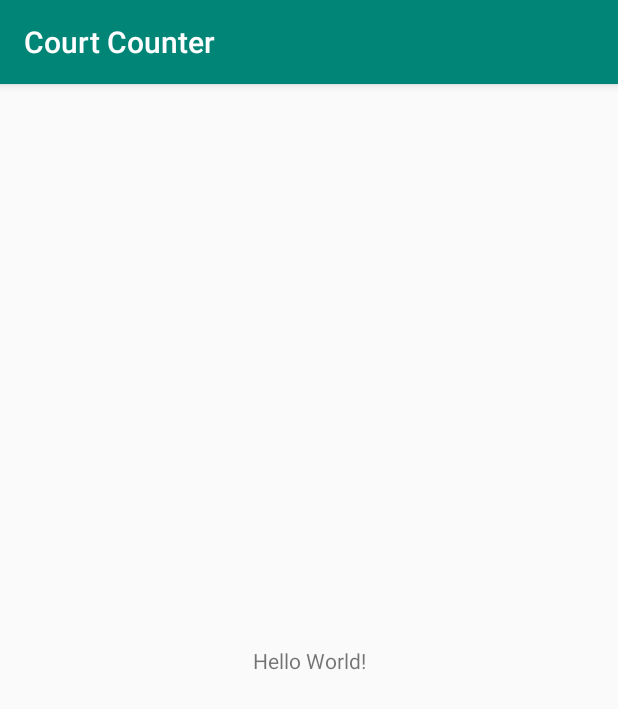
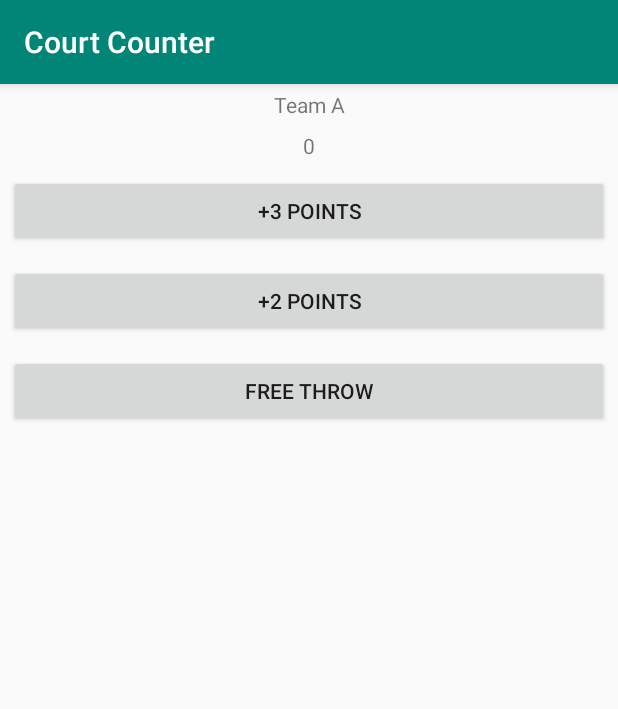
Before and after one commit to JoshMayberry/CourtCounter, an Android app: the screen it shows after launch (MainActivity), on a phone screen of 412 x 824 dp. Shown: the top 709 px of the screen. Run offline under Robolectric (Android 15) with nearby library versions, the phone set to English and light mode, and no system bars.

Commit message:
Instead of making a different function for each button, I used a switch case statement.
https://classroom.udacity.com/nanodegrees/nd803/parts/686861db-d0bf-4fe2-ab57-287444412d3f/modules/434cf327-f998-4e1d-8d7a-04ed96c43872/lessons/4036438656/concepts/43888785510923

```diff
--- a/app/src/main/java/com/example/android/courtcounter/MainActivity.java
+++ b/app/src/main/java/com/example/android/courtcounter/MainActivity.java
@@ -2,12 +2,44 @@ package com.example.android.courtcounter;
 
 import android.support.v7.app.AppCompatActivity;
 import android.os.Bundle;
+import android.view.View;
+import android.widget.Button;
+import android.widget.TextView;
 
 public class MainActivity extends AppCompatActivity {
+    int teamA_score = 0;
 
     @Override
     protected void onCreate(Bundle savedInstanceState) {
         super.onCreate(savedInstanceState);
         setContentView(R.layout.activity_main);
+        displayForTeamA(teamA_score);
+    }
+
+    /**Adds the appropriate amount to the score
+     *
+     * Use For: Button Event
+     */
+    public void onTeamA_addPoints(View view) {
+        switch (view.getId()) {
+            case (R.id.teamA_add3):
+                teamA_score += 3;
+            case (R.id.teamA_add2):
+                teamA_score += 2;
+            case (R.id.teamA_add1):
+                teamA_score += 1;
+        }
+        displayForTeamA(teamA_score);
+    }
+
+    /**Displays the given score for Team A.
+     *
+     * @param score - What score the team has
+     *
+     * Example Input: displayForTeamA(10)
+     */
+    public void displayForTeamA(int score) {
+        TextView scoreView = (TextView) findViewById(R.id.teamA_score);
+        scoreView.setText(String.valueOf(score));
     }
 }
--- a/app/src/main/res/layout/activity_main.xml
+++ b/app/src/main/res/layout/activity_main.xml
@@ -1,18 +1,55 @@
 <?xml version="1.0" encoding="utf-8"?>
-<android.support.constraint.ConstraintLayout xmlns:android="http://schemas.android.com/apk/res/android"
-    xmlns:app="http://schemas.android.com/apk/res-auto"
+<LinearLayout
+    xmlns:android="http://schemas.android.com/apk/res/android"
     xmlns:tools="http://schemas.android.com/tools"
     android:layout_width="match_parent"
     android:layout_height="match_parent"
-    tools:context=".MainActivity">
+    tools:context=".MainActivity"
+    android:orientation="vertical"
+    >
 
     <TextView
-        android:layout_width="wrap_content"
+        android:layout_width="match_parent"
         android:layout_height="wrap_content"
-        android:text="Hello World!"
-        app:layout_constraintBottom_toBottomOf="parent"
-        app:layout_constraintLeft_toLeftOf="parent"
-        app:layout_constraintRight_toRightOf="parent"
-        app:layout_constraintTop_toTopOf="parent" />
+        android:gravity="center_horizontal"
+        android:padding="4dp"
+        android:text="Team A"
+        />
+    <TextView
+        android:id="@+id/teamA_score"
+        android:layout_width="match_parent"
+        android:layout_height="wrap_content"
+        android:padding="4dp"
+        android:gravity="center_horizontal"
+        android:text="0"
+        />
 
-</android.support.constraint.ConstraintLayout>
+    <Button
+        android:id="@+id/teamA_add3"
+        android:layout_width="match_parent"
+        android:layout_height="wrap_content"
+        android:layout_margin="6dp"
+        android:onClick="onTeamA_addPoints"
+        android:text="+3 Points"
+        android:textAllCaps="true"
+        />
+    <Button
+        android:id="@+id/teamA_add2"
+        android:layout_width="match_parent"
+        android:layout_height="wrap_content"
+        android:layout_margin="6dp"
+        android:onClick="onTeamA_addPoints"
+        android:text="+2 Points"
+        android:textAllCaps="true"
+        />
+    <Button
+        android:id="@+id/teamA_add1"
+        android:layout_width="match_parent"
+        android:layout_height="wrap_content"
+        android:layout_margin="6dp"
+        android:onClick="onTeamA_addPoints"
+        android:text="Free Throw"
+        android:textAllCaps="true"
+        />
+
+</LinearLayout>
```
